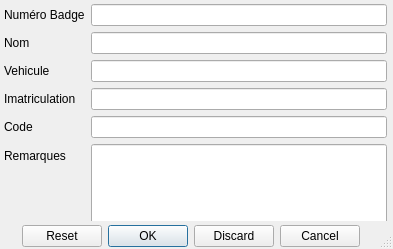
The window that modal_card.ui (alcatrazproduction/Sagrave) describes before a commit, drawn with Qt 5.
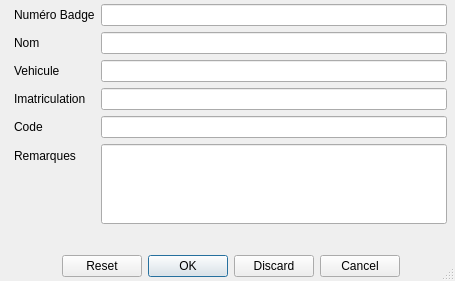
The same window after the commit.

```diff
--- a/modal_card.ui
+++ b/modal_card.ui
@@ -9,8 +9,8 @@
    <rect>
     <x>0</x>
     <y>0</y>
-    <width>393</width>
-    <height>249</height>
+    <width>455</width>
+    <height>281</height>
    </rect>
   </property>
   <property name="windowTitle">
@@ -25,9 +25,9 @@
   <widget class="QDialogButtonBox" name="buttonBox">
    <property name="geometry">
     <rect>
-     <x>0</x>
-     <y>220</y>
-     <width>381</width>
+     <x>10</x>
+     <y>250</y>
+     <width>441</width>
      <height>32</height>
     </rect>
    </property>
@@ -44,10 +44,10 @@
   <widget class="QWidget" name="formLayoutWidget">
    <property name="geometry">
     <rect>
-     <x>0</x>
+     <x>10</x>
      <y>0</y>
-     <width>391</width>
-     <height>221</height>
+     <width>441</width>
+     <height>243</height>
     </rect>
    </property>
    <layout class="QFormLayout" name="form">
@@ -142,6 +142,9 @@
         <height>80</height>
        </size>
       </property>
+      <property name="alignment">
+       <set>Qt::AlignLeading|Qt::AlignLeft|Qt::AlignTop</set>
+      </property>
      </widget>
     </item>
    </layout>
```
Left out of the diff: 2 changed lines with no effect on the pictures.
